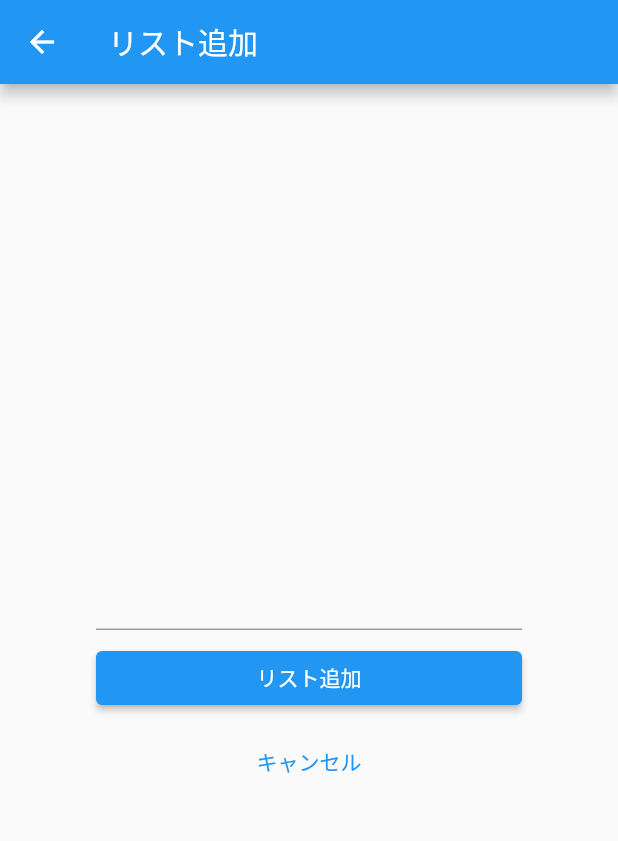
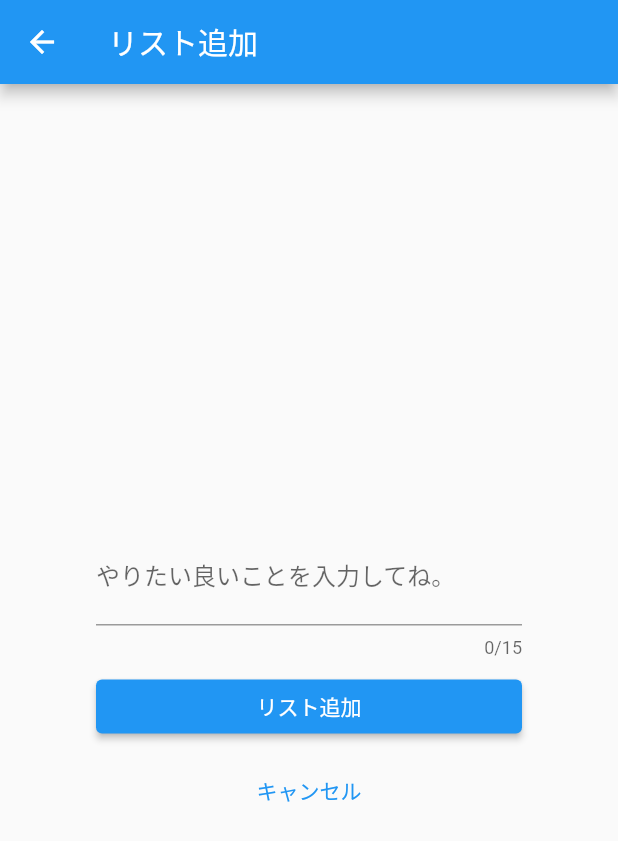
Before and after one commit to HYKTSNG/wonderful_life, a Flutter app: the TodoAddPage screen opened directly, on a phone screen of 412 x 824 dp. Shown: the top 841 px of the screen. Run offline on Flutter 3.47's test engine with Material 2 defaults, Android fonts, the phone set to English and light mode, and no system bars.

Commit message:
add: TextField

```diff
--- a/lib/main.dart
+++ b/lib/main.dart
@@ -129,11 +129,14 @@ class _TodoAddPageState extends State<TodoAddPage> {
             ),
             const SizedBox(height: 8),
             TextField(
+              maxLength: 15,
               onChanged: (String value) {
                 setState(() {
                   _text = value;
                 });
               },
+              decoration: const InputDecoration(
+                  hintText: "例: 誰かに挨拶", labelText: "やりたい良いことを入力してね。"),
             ),
             const SizedBox(height: 8),
             Container(
```
